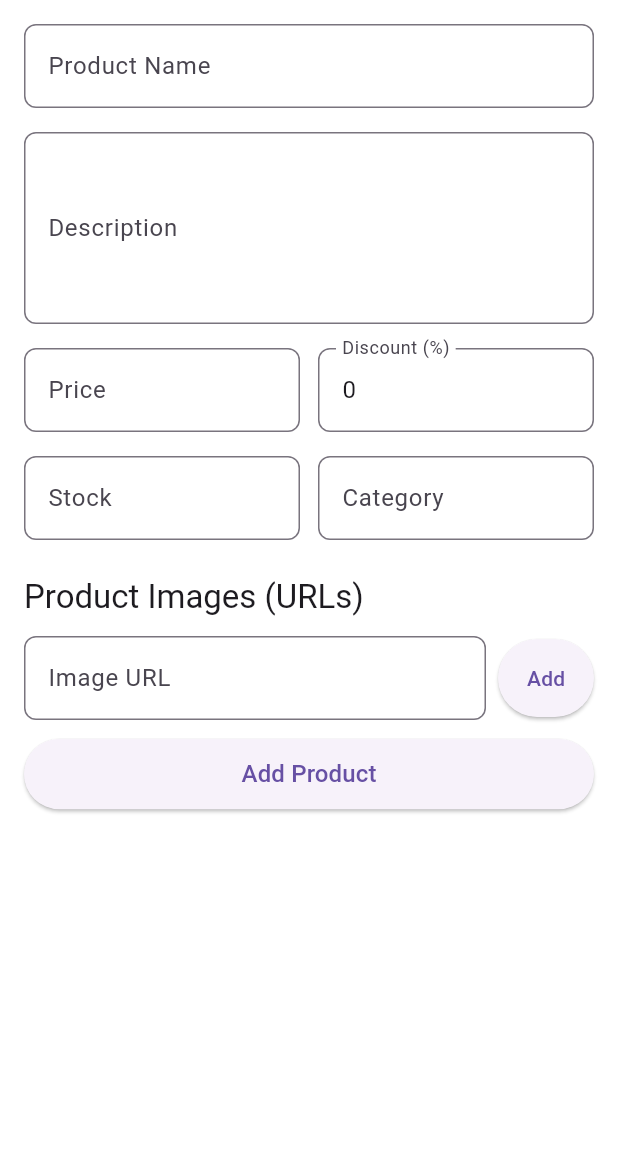
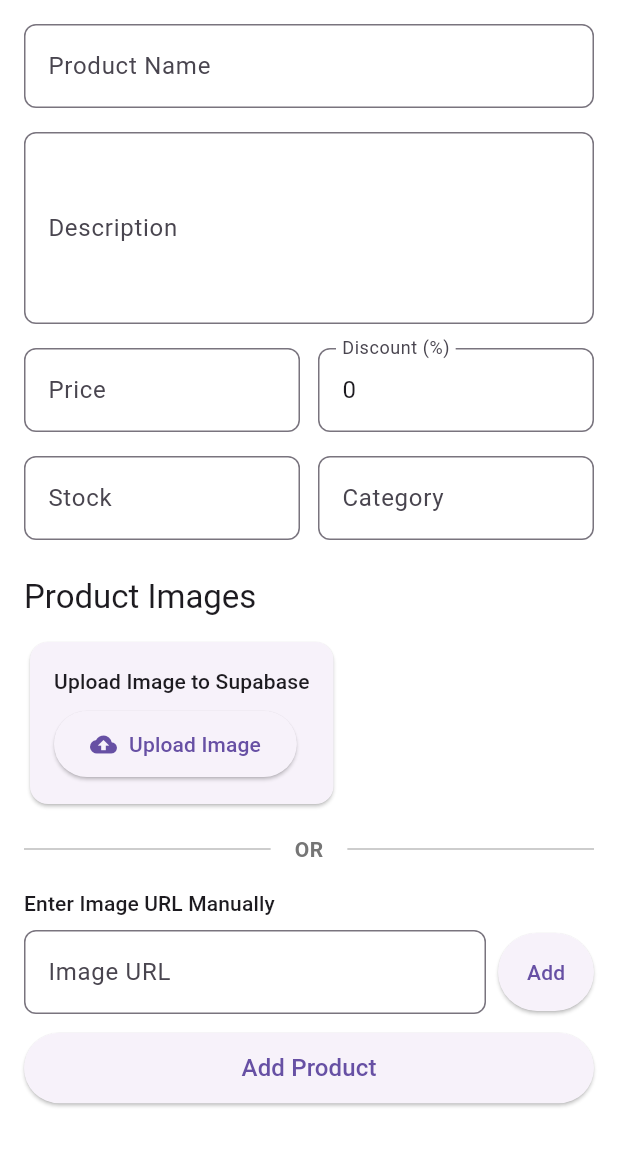
Before and after one commit to FARHAN254IDD/EDSUSHY_SHOP, a Flutter app: the AdminProductFormScreen screen opened directly, on a phone screen of 412 x 824 dp, the part 84-1236 px from its top. Run offline on Flutter 3.47's test engine with Material 3 defaults, Android fonts, the phone set to English and light mode, and no system bars; our stand-ins replace cloud_firestore, firebase_auth, firebase_core, firebase_storage, google_sign_in, image_picker and 1 more; missing offline and left inert: dart:html; accounts and stored records are empty; network calls fail.

Commit message:
Added Image uploade

```diff
--- a/lib/features/admin/admin_product_form_screen.dart
+++ b/lib/features/admin/admin_product_form_screen.dart
@@ -1,6 +1,7 @@
 import 'package:flutter/material.dart';
 import 'package:provider/provider.dart';
 import '../../providers/admin_product_provider.dart';
+import '../../widgets/image_upload_widget.dart';
 
 class AdminProductFormScreen extends StatefulWidget {
   final Map<String, dynamic>? product;
@@ -310,10 +311,59 @@ class _AdminProductFormScreenState extends State<AdminProductFormScreen> {
 
             // Images Section
             Text(
-              'Product Images (URLs)',
+              'Product Images',
               style: Theme.of(context).textTheme.titleLarge,
             ),
             const SizedBox(height: 12),
+
+            // Image Upload Button
+            Card(
+              child: Padding(
+                padding: const EdgeInsets.all(16),
+                child: Column(
+                  crossAxisAlignment: CrossAxisAlignment.start,
+                  children: [
+                    Text(
+                      'Upload Image to Supabase',
+                      style: Theme.of(context).textTheme.titleSmall,
+                    ),
+                    const SizedBox(height: 8),
+                    ImageUploadWidget(
+                      productId: widget.product?['id'] ?? DateTime.now().millisecondsSinceEpoch.toString(),
+                      onImageUploaded: (imageUrl) {
+                        setState(() {
+                          imageUrls.add(imageUrl);
+                        });
+                      },
+                    ),
+                  ],
+                ),
+              ),
+            ),
+            const SizedBox(height: 16),
+
+            // OR divider
+            Row(
+              children: [
+                Expanded(child: Divider(color: Colors.grey[400])),
+                Padding(
+                  padding: const EdgeInsets.symmetric(horizontal: 16),
+                  child: Text(
+                    'OR',
+                    style: TextStyle(color: Colors.grey[600], fontWeight: FontWeight.bold),
+                  ),
+                ),
+                Expanded(child: Divider(color: Colors.grey[400])),
+              ],
+            ),
+            const SizedBox(height: 16),
+
+            // Manual Image URL Input
+            Text(
+              'Enter Image URL Manually',
+              style: Theme.of(context).textTheme.titleSmall,
+            ),
+            const SizedBox(height: 8),
 
             // Image URL Input
             Row(
--- a/lib/services/auth_service.dart
+++ b/lib/services/auth_service.dart
@@ -16,7 +16,7 @@ class AuthService {
 
     await _firestore.collection('users').doc(cred.user!.uid).set({
       'email': email,
-      'role': 'customer',
+      'role': 'customer',  // Use 'customer' for new registrations
       'createdAt': FieldValue.serverTimestamp(),
     });
   }
--- a/lib/services/supabase_service.dart
+++ b/lib/services/supabase_service.dart
@@ -15,6 +15,9 @@ class SupabaseService {
 
   // Storage bucket name for products
   static const String productBucket = 'Products';
+
+  // Storage bucket name for profile photos
+  static const String profilePhotosBucket = 'profile-photos';
 
   // Initialize Supabase
   static Future<void> initialize() async {
--- /dev/null
+++ b/lib/widgets/image_upload_widget.dart
@@ -0,0 +1,118 @@
+import 'package:flutter/material.dart';
+import 'package:image_picker/image_picker.dart';
+import '../services/image_storage_service.dart';
+
+/// A reusable widget for uploading images to Supabase Storage
+class ImageUploadWidget extends StatefulWidget {
+  final Function(String imageUrl) onImageUploaded;
+  final String productId;
+
+  const ImageUploadWidget({
+    Key? key,
+    required this.onImageUploaded,
+    required this.productId,
+  }) : super(key: key);
+
+  @override
+  State<ImageUploadWidget> createState() => _ImageUploadWidgetState();
+}
+
+class _ImageUploadWidgetState extends State<ImageUploadWidget> {
+  final ImagePicker _picker = ImagePicker();
+  bool _isUploading = false;
+  String? _errorMessage;
+
+  Future<void> _pickAndUploadImage() async {
+    try {
+      setState(() {
+        _isUploading = true;
+        _errorMessage = null;
+      });
+
+      // Pick image from gallery
+      final XFile? pickedFile = await _picker.pickImage(
+        source: ImageSource.gallery,
+        maxWidth: 1920,
+        maxHeight: 1920,
+        imageQuality: 85,
+      );
+
+      if (pickedFile == null) {
+        setState(() => _isUploading = false);
+        return;
+      }
+
+      print('📸 Image picked: ${pickedFile.name}');
+
+      // Upload to Supabase
+      final imageUrl = await ImageStorageService().uploadProductImageWeb(
+        imageFile: pickedFile,
+        productId: widget.productId,
+      );
+
+      print('✅ Upload successful: $imageUrl');
+
+      // Notify parent widget
+      widget.onImageUploaded(imageUrl);
+
+      if (mounted) {
+        ScaffoldMessenger.of(context).showSnackBar(
+          const SnackBar(
+            content: Text('✅ Image uploaded successfully!'),
+            backgroundColor: Colors.green,
+          ),
+        );
+      }
+    } catch (e) {
+      print('❌ Upload error: $e');
+      setState(() {
+        _errorMessage = e.toString();
+      });
+
+      if (mounted) {
+        ScaffoldMessenger.of(context).showSnackBar(
+          SnackBar(
+            content: Text('❌ Upload failed: $e'),
+            backgroundColor: Colors.red,
+          ),
+        );
+      }
+    } finally {
+      if (mounted) {
+        setState(() => _isUploading = false);
+      }
+    }
+  }
+
+  @override
+  Widget build(BuildContext context) {
+    return Column(
+      children: [
+        ElevatedButton.icon(
+          onPressed: _isUploading ? null : _pickAndUploadImage,
+          icon: _isUploading
+              ? const SizedBox(
+                  width: 20,
+                  height: 20,
+                  child: CircularProgressIndicator(
+                    strokeWidth: 2,
+                    color: Colors.white,
+                  ),
+                )
+              : const Icon(Icons.cloud_upload),
+          label: Text(_isUploading ? 'Uploading...' : 'Upload Image'),
+          style: ElevatedButton.styleFrom(
+            padding: const EdgeInsets.symmetric(horizontal: 24, vertical: 12),
+          ),
+        ),
+        if (_errorMessage != null) ...[
+          const SizedBox(height: 8),
+          Text(
+            _errorMessage!,
+            style: const TextStyle(color: Colors.red, fontSize: 12),
+          ),
+        ],
+      ],
+    );
+  }
+}
```
Also changed, not shown: lib/features/admin/admin_home_screen.dart (+35 -8 lines), lib/models/user_model.dart (+8 -1 lines), lib/providers/user_provider.dart (+58 -17 lines), lib/services/image_storage_service.dart (+100 -4 lines).
